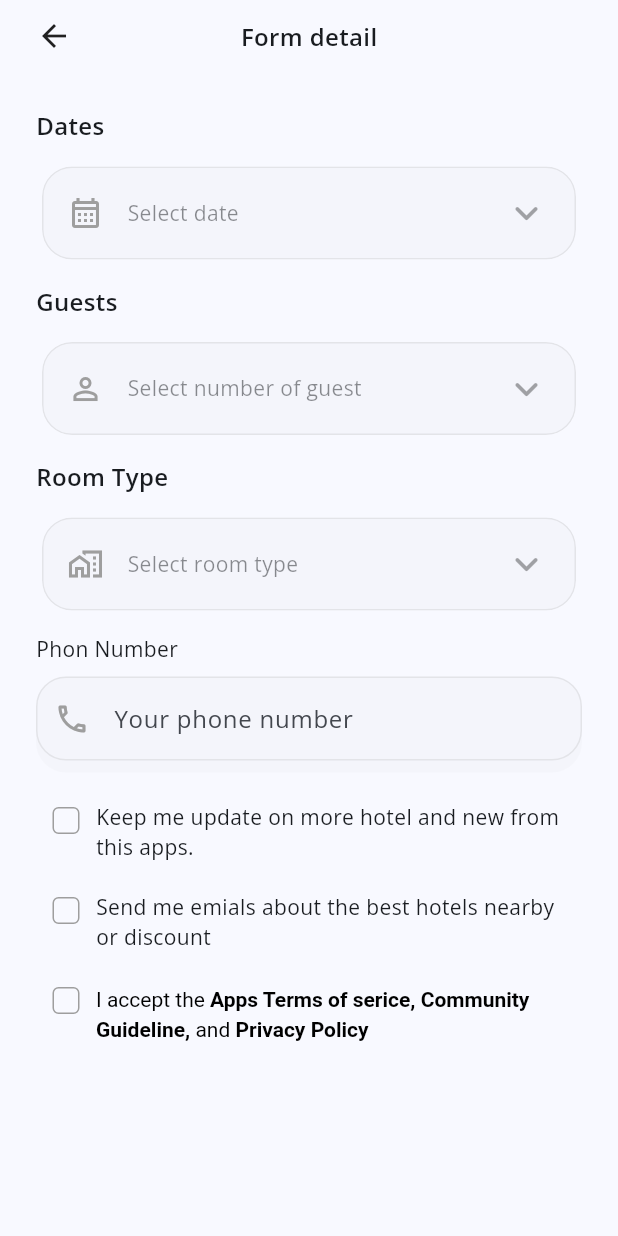
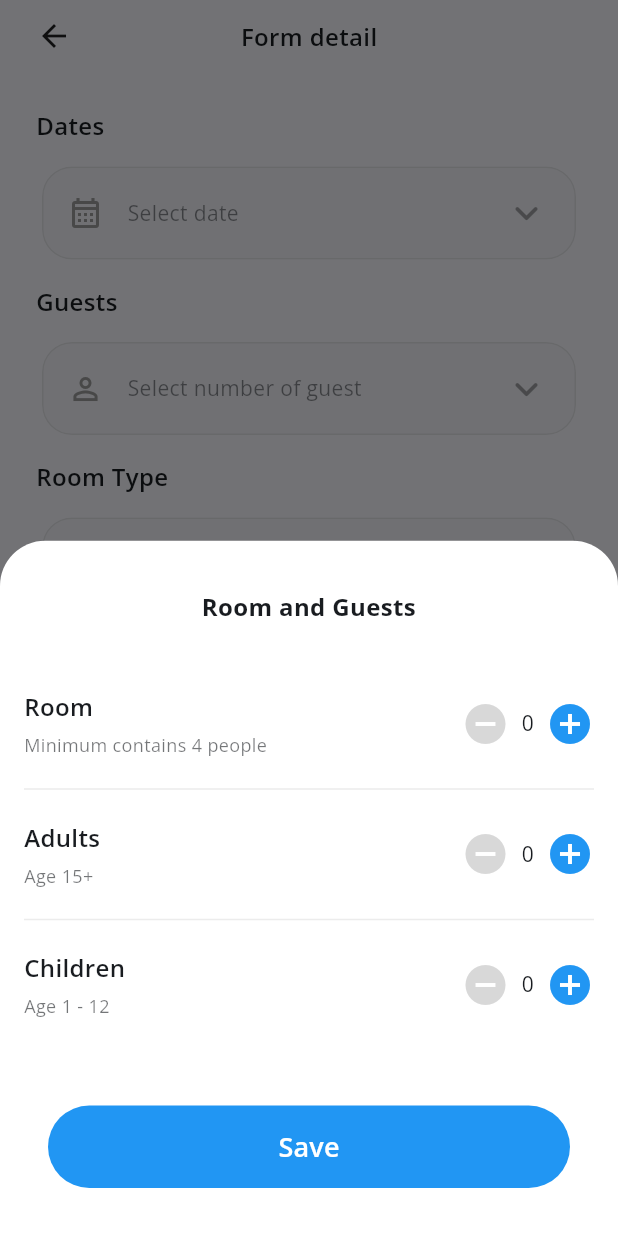
Before and after one commit to RithyDev/hotel-demo, a Flutter app: the HotelBookingPage screen opened directly, after a tap on "Select number of guest", on a phone screen of 412 x 824 dp. Run offline on Flutter 3.47's test engine with Material 3 defaults, Android fonts, the phone set to English and light mode, and no system bars; our stand-ins replace flutter_animate, flutter_html, flutter_otp_text_field, flutter_svg, get_it, hive; missing offline and left inert: date_picker_plus; accounts and stored records are empty; network calls fail.

Commit message:
-- update 20/04/2024

```diff
--- a/lib/feature/booking/booking_page.dart
+++ b/lib/feature/booking/booking_page.dart
@@ -1,9 +1,11 @@
-import 'package:date_picker_plus/date_picker_plus.dart';
 import 'package:flutter/material.dart';
 import 'package:hotel_app/feature/booking/hotel_booking_viewmodel.dart';
+import 'package:hotel_app/feature/booking/widget/room_and_guests.dart';
+import 'package:hotel_app/widget/app_button_styles.dart';
 import 'package:hotel_app/widget/app_checkbox.dart';
 import 'package:hotel_app/widget/app_date_range_picker.dart';
 import 'package:hotel_app/widget/common_widget.dart';
+import 'package:hotel_app/widget/date_time_utils.dart';
 import 'package:hotel_app/widget/drop_down_selector.dart';
 import 'package:hotel_app/widget/input_field.dart';
 import 'package:provider/provider.dart';
@@ -39,10 +41,25 @@ class _HotelBookingPageState extends State<HotelBookingPage> {
 
   Widget _renderMainContent(BuildContext context) {
     return Consumer<HotelBookingViewModel>(
-        builder: (context, value, child) => Column(
-              crossAxisAlignment: CrossAxisAlignment.stretch,
-              children: [_renderToolbar(), _renderInputsForm()],
+        builder: (context, value, child) => Stack(
+              children: [_renderRootWidget(), _renderContinueButton(context)],
             ));
+  }
+
+  Widget _renderContinueButton(BuildContext context) {
+    return Positioned(
+      bottom: 16,
+      left: 24,
+      right: 24,
+      child: appRoundedButton(context, onPressed: () => {}, title: 'Continues'),
+    );
+  }
+
+  Column _renderRootWidget() {
+    return Column(
+      crossAxisAlignment: CrossAxisAlignment.stretch,
+      children: [_renderToolbar(), _renderInputsForm()],
+    );
   }
 
   Widget _renderInputsForm() {
@@ -111,6 +128,7 @@ class _HotelBookingPageState extends State<HotelBookingPage> {
         leadingIcon:
             const Icon(Icons.calendar_month_outlined, color: Colors.grey),
         label: 'Dates',
+        value: viewModel.dateRange.value?.formatToString(),
         onPressed: () => _showDateRangePicker(),
         placeholder: 'Select date');
   }
@@ -120,7 +138,7 @@ class _HotelBookingPageState extends State<HotelBookingPage> {
       leadingIcon:
           const Icon(Icons.person_outline_outlined, color: Colors.grey),
       label: 'Guests',
-      onPressed: () => {},
+      onPressed: () => _editRoomAndGuest(),
       placeholder: 'Select number of guest',
     );
   }
@@ -141,9 +159,14 @@ class _HotelBookingPageState extends State<HotelBookingPage> {
       hint: 'Phon Number',
       keyboardType: TextInputType.number,
       backgroundColorOnEmptyness: Colors.grey.withOpacity(0.04),
-      icon: const Icon(
-        Icons.phone_outlined,
-        color: Colors.grey,
+      hintStyle: const TextStyle(fontWeight: FontWeight.w600, fontSize: 16),
+      placeholderStyle: const TextStyle(fontSize: 14),
+      icon: const Padding(
+        padding: EdgeInsets.only(left: 20, right: 14),
+        child: Icon(
+          Icons.phone_outlined,
+          color: Colors.grey,
+        ),
       ),
       errorMessage: viewModel.phoneNumber.errorMessage,
       onChanged: (value) => viewModel.setPhoneNumber(value),
@@ -169,10 +192,10 @@ class _HotelBookingPageState extends State<HotelBookingPage> {
 
   Future<void> _showDateRangePicker() async {
     final initialDate = DateTime.now();
-    final firstDate = DateTime(initialDate.year - 1);
+    final firstDate = initialDate;
     final lastDate = DateTime(initialDate.year + 1);
 
-    var maxWidth = MediaQuery.of(context).size.width * 0.8;
+    var maxWidth = MediaQuery.of(context).size.width * 1;
     final pickedDateRange = await showDialog(
       context: context,
       builder: (context) {
@@ -182,6 +205,7 @@ class _HotelBookingPageState extends State<HotelBookingPage> {
             child: AppDateRangePicker(
               firstDate: firstDate,
               lastDate: lastDate,
+              initialDateSelected: viewModel.dateRange.value,
             ),
           ),
         );
@@ -189,8 +213,15 @@ class _HotelBookingPageState extends State<HotelBookingPage> {
     );
 
     // Handle pickedDateRange here
-    if (pickedDateRange != null) {
-      print('Picked date range: $pickedDateRange');
+    if (pickedDateRange != null && pickedDateRange is DateTimeRange) {
+      viewModel.setBookingDates(pickedDateRange);
     }
   }
+
+  Future<void> _editRoomAndGuest() async {
+    showModalBottomSheet(
+        backgroundColor: Colors.transparent,
+        context: context,
+        builder: (context) => RoomAndGuestController());
+  }
 }
--- a/lib/feature/booking/hotel_booking_form_data.dart
+++ b/lib/feature/booking/hotel_booking_form_data.dart
@@ -4,7 +4,7 @@ import 'package:hotel_app/utils/form_validator.dart';
 
 class HotelBookingFormData {
 
-  InputFormData<DateTimeRange> dates = InputFormData(null);
+  InputFormData<DateTimeRange> bookingDateRange = InputFormData(null);
   InputFormData<String> phoneNumber = InputFormData(null);
 
   bool isValid() {
--- a/lib/feature/booking/hotel_booking_viewmodel.dart
+++ b/lib/feature/booking/hotel_booking_viewmodel.dart
@@ -7,6 +7,7 @@ class HotelBookingViewModel extends ChangeNotifier {
   final HotelBookingFormData _formData = HotelBookingFormData();
 
   InputFormData<String> get phoneNumber => _formData.phoneNumber;
+  InputFormData<DateTimeRange> get dateRange => _formData.bookingDateRange;
 
   void setPhoneNumber(String value) {
     phoneNumber.value =value;
@@ -14,4 +15,9 @@ class HotelBookingViewModel extends ChangeNotifier {
     notifyListeners();
   }
 
+  void setBookingDates(DateTimeRange range) {
+    dateRange.value = range;
+    notifyListeners();
+  }
+
 }
--- /dev/null
+++ b/lib/feature/booking/model/room_info.dart
@@ -0,0 +1,31 @@
+class BookingRoomInfo {
+  int room;
+  int adults;
+  int children;
+
+  BookingRoomInfo(
+      {required this.room, required this.adults, required this.children});
+
+  void increaseRoom() {
+    room ++;
+  }
+  void decreaseRoom() {
+    room --;
+  }
+
+  void increaseAdults() {
+    adults ++;
+  }
+
+  void decreaseAdults() {
+    adults--;
+  }
+
+  void increaseChildren() {
+    children ++;
+  }
+
+  void decreaseChildren() {
+    children --;
+  }
+}
--- /dev/null
+++ b/lib/feature/booking/widget/item_number_controller.dart
@@ -0,0 +1,78 @@
+
+import 'package:flutter/material.dart';
+import 'package:hotel_app/widget/common_widget.dart';
+
+class ItemNumberController extends StatelessWidget {
+  final String title;
+  final String subtitle;
+  final int? value;
+  final bool? showLineDivider;
+
+  const ItemNumberController(
+      {super.key, required this.title, required this.subtitle, this.value, this.showLineDivider});
+
+  @override
+  Widget build(BuildContext context) {
+    return Column(
+      children: [
+        Padding(
+          padding: const EdgeInsets.symmetric(horizontal: 16, vertical: 12),
+          child: Row(
+            children: [
+              _renderTitleAndSubtitle(),
+              _renderNumberController(context)
+            ],
+          ),
+        ),
+        showLineDivider ?? true ? Padding(
+          padding: const EdgeInsets.symmetric(horizontal: 16, vertical: 8),
+          child: Divider(
+            height: 1,
+            color: Colors.grey.withOpacity(0.2),
+          ),
+        ) : space()
+      ],
+    );
+  }
+
+  Row _renderNumberController(BuildContext context) {
+    return Row(
+      crossAxisAlignment: CrossAxisAlignment.center,
+      children: [
+        Icon(
+          Icons.remove_circle_outlined,
+          size: 32,
+          color: Colors.grey.withOpacity(0.4),
+        ),
+        Padding(
+          padding: const EdgeInsets.all(8.0),
+          child: Text('${value ?? 0}'),
+        ),
+        Icon(Icons.add_circle_outlined,
+            color: Theme.of(context).primaryColor, size: 32)
+      ],
+    );
+  }
+
+  Widget _renderTitleAndSubtitle() {
+    return Expanded(
+      child: Column(
+        crossAxisAlignment: CrossAxisAlignment.stretch,
+        mainAxisSize: MainAxisSize.min,
+        children: [
+          Text(
+            title,
+            style: const TextStyle(fontSize: 16, fontWeight: FontWeight.w600),
+          ),
+          space(height: 6),
+          Opacity(
+              opacity: 0.6,
+              child: Text(
+                subtitle,
+                style: const TextStyle(fontSize: 12),
+              ))
+        ],
+      ),
+    );
+  }
+}
--- /dev/null
+++ b/lib/feature/booking/widget/room_and_guests.dart
@@ -0,0 +1,67 @@
+import 'package:flutter/material.dart';
+import 'package:hotel_app/feature/booking/model/room_info.dart';
+import 'package:hotel_app/feature/booking/widget/item_number_controller.dart';
+import 'package:hotel_app/widget/app_button_styles.dart';
+import 'package:hotel_app/widget/common_widget.dart';
+
+class RoomAndGuestController extends StatefulWidget {
+  final BookingRoomInfo? initialInfo;
+
+  const RoomAndGuestController({super.key, this.initialInfo});
+
+  @override
+  State<RoomAndGuestController> createState() => _RoomAndGuestControllerState();
+}
+
+class _RoomAndGuestControllerState extends State<RoomAndGuestController> {
+  late BookingRoomInfo model;
+
+  @override
+  void initState() {
+    super.initState();
+    model =
+        widget.initialInfo ?? BookingRoomInfo(room: 0, adults: 0, children: 0);
+  }
+
+  @override
+  Widget build(BuildContext context) {
+    return Container(
+      decoration: const BoxDecoration(
+          color: Colors.white,
+          borderRadius: BorderRadius.only(
+              topLeft: Radius.circular(30), topRight: Radius.circular(30))),
+      child: Column(
+        crossAxisAlignment: CrossAxisAlignment.stretch,
+        mainAxisAlignment: MainAxisAlignment.spaceBetween,
+        children: [
+          Column(
+            children: [
+              Padding(
+                padding: const EdgeInsets.all(32),
+                child: _renderTitle(),
+              ),
+              ItemNumberController(
+                  title: 'Room', subtitle: 'Minimum contains 4 people'),
+              ItemNumberController(title: 'Adults', subtitle: 'Age 15+'),
+              ItemNumberController(
+                  title: 'Children',
+                  subtitle: 'Age 1 - 12',
+                  showLineDivider: false),
+            ],
+          ),
+          Padding(
+            padding: const EdgeInsets.all(32),
+            child:
+                appRoundedButton(context, onPressed: () => {}, title: 'Save'),
+          )
+        ],
+      ),
+    );
+  }
+
+  Widget _renderTitle() {
+    return Text('Room and Guests',
+        style: TextStyle(fontSize: 16, fontWeight: FontWeight.bold),
+        textAlign: TextAlign.center);
+  }
+}
--- a/lib/widget/app_button_styles.dart
+++ b/lib/widget/app_button_styles.dart
@@ -1,7 +1,7 @@
 import 'package:flutter/material.dart';
 
 Widget appRoundedButton(BuildContext context,
-    {required String? title, required VoidCallback? onPressed, Widget? child}) {
+    {String? title, required VoidCallback? onPressed, Widget? child}) {
   final displayChild = child ??
       Text(
         title ?? '',
--- a/lib/widget/input_field.dart
+++ b/lib/widget/input_field.dart
@@ -1,9 +1,11 @@
 import 'package:flutter/material.dart';
 import 'package:hotel_app/widget/animated_dynamic_content.dart';
+import 'package:hotel_app/widget/common_widget.dart';
 import 'package:hotel_app/widget/styles.dart';
 
 class AppInputField extends StatefulWidget {
   final String? hint;
+  final TextStyle? hintStyle;
   final String? placeholder;
   final ValueChanged<String>? onChanged;
   final int? maxLines;
@@ -16,6 +18,7 @@ class AppInputField extends StatefulWidget {
   final Color? backgroundColor;
   final Color? backgroundColorOnEmptyness;
   final TextInputType? keyboardType;
+  final TextStyle? placeholderStyle;
 
   const AppInputField(
       {super.key,
@@ -29,7 +32,11 @@ class AppInputField extends StatefulWidget {
       this.backgroundColor,
       this.backgroundColorOnEmptyness,
       this.keyboardType,
-      this.iconOnFocused, this.subfixIcon, this.borderRounded});
+      this.placeholderStyle,
+      this.hintStyle,
+      this.iconOnFocused,
+      this.subfixIcon,
+      this.borderRounded});
 
   @override
   State<AppInputField> createState() => _AppInputFieldState();
@@ -67,7 +74,12 @@ class _AppInputFieldState extends State<AppInputField> {
     return Column(
       crossAxisAlignment: CrossAxisAlignment.stretch,
       children: [
-        widget.hint != null ? Text(widget.hint ?? '') : const SizedBox(),
+        widget.hint != null
+            ? Text(
+                widget.hint ?? '',
+                style: widget.hintStyle,
+              )
+            : const SizedBox(),
         const SizedBox(height: 8),
         _renderInputBox(context),
         _renderErrorMessage(context)
@@ -100,9 +112,10 @@ class _AppInputFieldState extends State<AppInputField> {
     return AnimatedContainer(
       duration: const Duration(milliseconds: 240),
       decoration: BoxDecoration(
-        color:  (hasFocused || hasText)? widget.backgroundColor : widget.backgroundColorOnEmptyness,
-        borderRadius: BorderRadius.circular(widget.borderRounded ?? 0)
-      ),
+          color: (hasFocused || hasText)
+              ? widget.backgroundColor
+              : widget.backgroundColorOnEmptyness,
+          borderRadius: BorderRadius.circular(widget.borderRounded ?? 0)),
       height: 64,
       child: TextField(
           maxLines: 1,
@@ -118,7 +131,9 @@ class _AppInputFieldState extends State<AppInputField> {
                 ? (widget.iconOnFocused ?? widget.icon)
                 : widget.icon,
             suffixIcon: widget.subfixIcon ?? _renderObscureTextToggle(),
-          ).copyWith(hintText: widget.placeholder)),
+          ).copyWith(
+              hintText: widget.placeholder,
+              hintStyle: widget.placeholderStyle)),
     );
   }
 
--- a/pubspec.yaml
+++ b/pubspec.yaml
@@ -53,6 +53,7 @@ dependencies:
   flutter_html: ^3.0.0-beta.2
   cached_network_image: ^3.3.1
   date_picker_plus: ^3.0.2
+  intl: ^0.19.0
 
 dev_dependencies:
   flutter_test:
```
Also changed, not shown: lib/widget/app_date_range_picker.dart (+72 -7 lines), lib/widget/date_time_utils.dart (added, +15 -0 lines), 1 other file.
